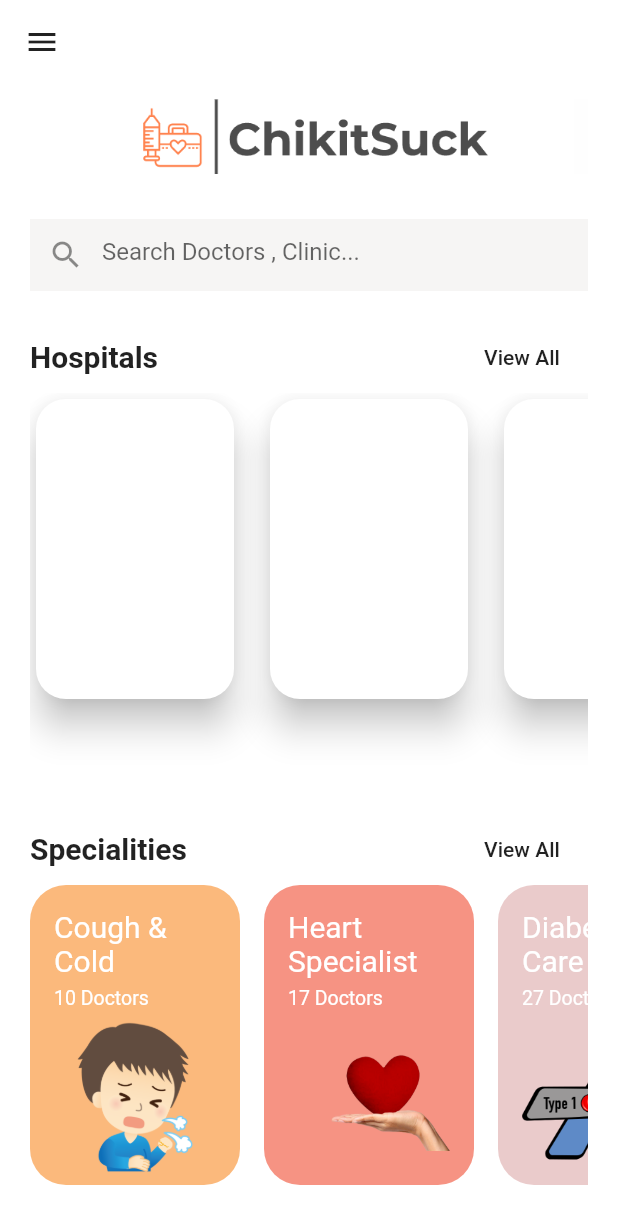
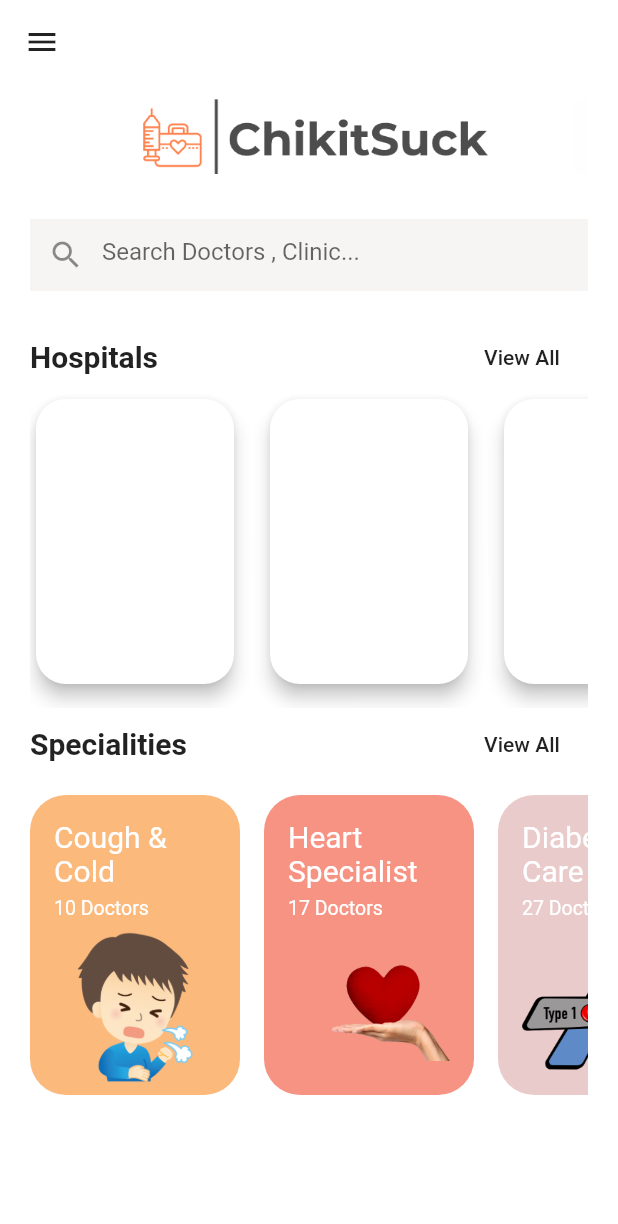
Before and after one commit to gauravmehta13/Appointment_App, a Flutter app: the screen it shows after launch, on a phone screen of 412 x 824 dp. Shown: the top 1224 px of the screen. Run offline on Flutter 3.47's test engine with Material 2 defaults, Android fonts, the phone set to English and light mode, and no system bars; our stand-ins replace fluttertoast.

Commit message:
Minor Bug Fixes

```diff
--- a/lib/Screens/homepage.dart
+++ b/lib/Screens/homepage.dart
@@ -94,7 +94,7 @@ class _HomepageState extends State<Homepage> {
               ],
             ),
             Container(
-              height: 280,
+              height: 210,
               child: ListView.builder(
                 scrollDirection: Axis.horizontal,
                 itemCount: 5,
@@ -124,6 +124,9 @@ class _HomepageState extends State<Homepage> {
                 ),
               ],
             ),
+            SizedBox(
+              height: 10,
+            ),
             Container(
               height: 200,
               child: ListView.builder(
--- a/lib/model/hospitals.dart
+++ b/lib/model/hospitals.dart
@@ -16,15 +16,11 @@ class Hospitals extends StatelessWidget {
             Card(
               shape: RoundedRectangleBorder(
                   borderRadius: BorderRadius.all(Radius.circular(20))),
-              elevation: 10,
+              elevation: 5,
               child: Container(
-                height: 200,
+                height: 190,
                 decoration: BoxDecoration(
                   borderRadius: BorderRadius.circular(5),
-                  //image: DecorationImage(
-                  //  fit: BoxFit.cover,
-                  //image: NetworkImage(movieList[index].imageUrl),
-                  // ),
                 ),
               ),
             ),
```
